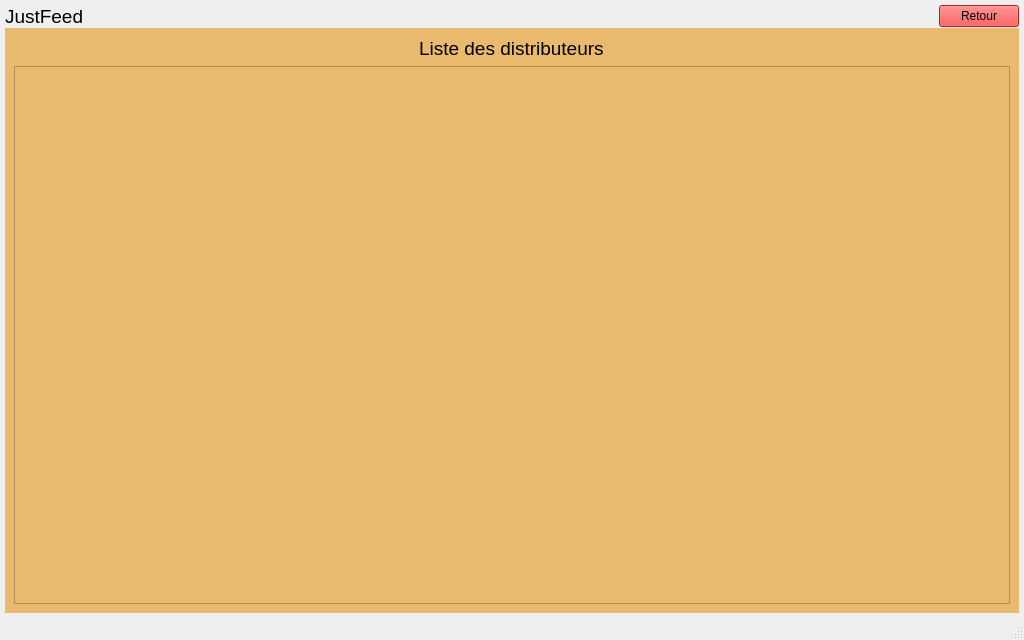
btssn-lasalle-84/just-feed-2022, file just-feed/ihmjustfeed.ui: the form before one commit.
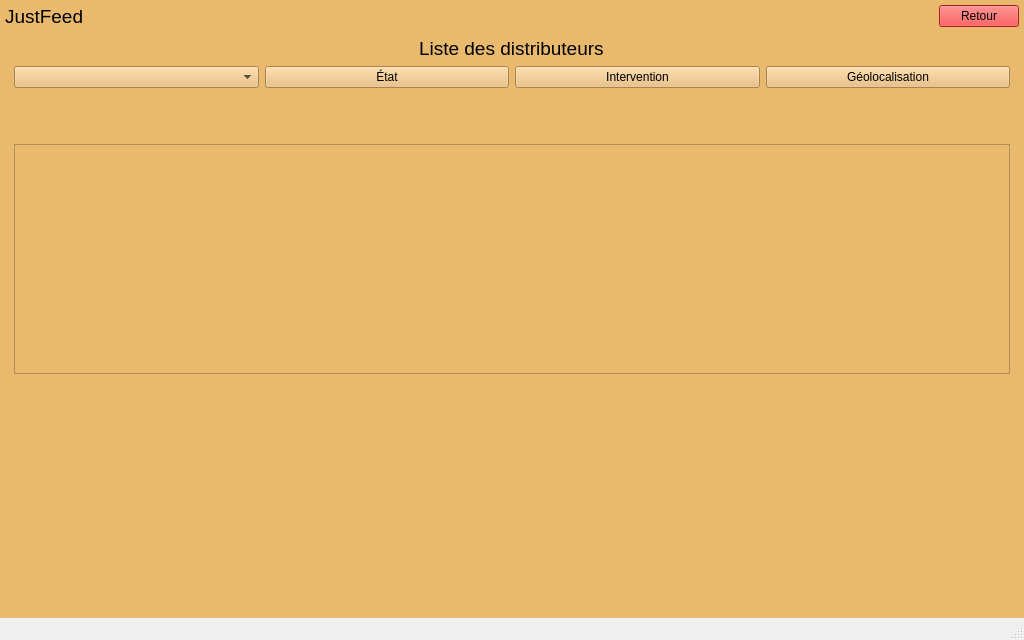
The form after the commit.

Commit message: JFEED22-10 Ajoute l'affichage de la liste des distributeurs

The edit to the form file:
```diff
--- a/just-feed/ihmjustfeed.ui
+++ b/just-feed/ihmjustfeed.ui
@@ -14,6 +14,9 @@
    <string>JustFeed 2022</string>
   </property>
   <widget class="QWidget" name="centralwidget">
+   <property name="styleSheet">
+    <string notr="true">background-color: rgb(233, 185, 110);</string>
+   </property>
    <layout class="QVBoxLayout" name="verticalLayout">
     <property name="spacing">
      <number>0</number>
@@ -83,9 +86,9 @@
            <colorrole role="Button">
             <brush brushstyle="SolidPattern">
              <color alpha="255">
-              <red>211</red>
-              <green>215</green>
-              <blue>207</blue>
+              <red>239</red>
+              <green>41</green>
+              <blue>41</blue>
              </color>
             </brush>
            </colorrole>
@@ -155,18 +158,18 @@
            <colorrole role="Base">
             <brush brushstyle="SolidPattern">
              <color alpha="255">
-              <red>255</red>
-              <green>255</green>
-              <blue>255</blue>
+              <red>239</red>
+              <green>41</green>
+              <blue>41</blue>
              </color>
             </brush>
            </colorrole>
            <colorrole role="Window">
             <brush brushstyle="SolidPattern">
              <color alpha="255">
-              <red>211</red>
-              <green>215</green>
-              <blue>207</blue>
+              <red>239</red>
+              <green>41</green>
+              <blue>41</blue>
              </color>
             </brush>
            </colorrole>
@@ -229,9 +232,9 @@
            <colorrole role="Button">
             <brush brushstyle="SolidPattern">
              <color alpha="255">
-              <red>211</red>
-              <green>215</green>
-              <blue>207</blue>
+              <red>239</red>
+              <green>41</green>
+              <blue>41</blue>
              </color>
             </brush>
            </colorrole>
@@ -301,18 +304,18 @@
            <colorrole role="Base">
             <brush brushstyle="SolidPattern">
              <color alpha="255">
-              <red>255</red>
-              <green>255</green>
-              <blue>255</blue>
+              <red>239</red>
+              <green>41</green>
+              <blue>41</blue>
              </color>
             </brush>
            </colorrole>
            <colorrole role="Window">
             <brush brushstyle="SolidPattern">
              <color alpha="255">
-              <red>211</red>
-              <green>215</green>
-              <blue>207</blue>
+              <red>239</red>
+              <green>41</green>
+              <blue>41</blue>
              </color>
             </brush>
            </colorrole>
@@ -375,9 +378,9 @@
            <colorrole role="Button">
             <brush brushstyle="SolidPattern">
              <color alpha="255">
-              <red>211</red>
-              <green>215</green>
-              <blue>207</blue>
+              <red>239</red>
+              <green>41</green>
+              <blue>41</blue>
              </color>
             </brush>
            </colorrole>
@@ -447,18 +450,18 @@
            <colorrole role="Base">
             <brush brushstyle="SolidPattern">
              <color alpha="255">
-              <red>211</red>
-              <green>215</green>
-              <blue>207</blue>
+              <red>239</red>
+              <green>41</green>
+              <blue>41</blue>
              </color>
             </brush>
            </colorrole>
            <colorrole role="Window">
             <brush brushstyle="SolidPattern">
              <color alpha="255">
-              <red>211</red>
-              <green>215</green>
-              <blue>207</blue>
+              <red>239</red>
+              <green>41</green>
+              <blue>41</blue>
              </color>
             </brush>
            </colorrole>
@@ -537,9 +540,9 @@
          <colorrole role="Button">
           <brush brushstyle="SolidPattern">
            <color alpha="255">
-            <red>143</red>
-            <green>89</green>
-            <blue>2</blue>
+            <red>233</red>
+            <green>185</green>
+            <blue>110</blue>
            </color>
           </brush>
          </colorrole>
@@ -609,18 +612,18 @@
          <colorrole role="Base">
           <brush brushstyle="SolidPattern">
            <color alpha="255">
-            <red>255</red>
-            <green>255</green>
-            <blue>255</blue>
+            <red>233</red>
+            <green>185</green>
+            <blue>110</blue>
            </color>
           </brush>
          </colorrole>
          <colorrole role="Window">
           <brush brushstyle="SolidPattern">
            <color alpha="255">
-            <red>143</red>
-            <green>89</green>
-            <blue>2</blue>
+            <red>233</red>
+            <green>185</green>
+            <blue>110</blue>
            </color>
           </brush>
          </colorrole>
@@ -683,9 +686,9 @@
          <colorrole role="Button">
           <brush brushstyle="SolidPattern">
            <color alpha="255">
-            <red>143</red>
-            <green>89</green>
-            <blue>2</blue>
+            <red>233</red>
+            <green>185</green>
+            <blue>110</blue>
            </color>
           </brush>
          </colorrole>
@@ -755,18 +758,18 @@
          <colorrole role="Base">
           <brush brushstyle="SolidPattern">
            <color alpha="255">
-            <red>255</red>
-            <green>255</green>
-            <blue>255</blue>
+            <red>233</red>
+            <green>185</green>
+            <blue>110</blue>
            </color>
           </brush>
          </colorrole>
          <colorrole role="Window">
           <brush brushstyle="SolidPattern">
            <color alpha="255">
-            <red>143</red>
-            <green>89</green>
-            <blue>2</blue>
+            <red>233</red>
+            <green>185</green>
+            <blue>110</blue>
            </color>
           </brush>
          </colorrole>
@@ -829,9 +832,9 @@
          <colorrole role="Button">
           <brush brushstyle="SolidPattern">
            <color alpha="255">
-            <red>143</red>
-            <green>89</green>
-            <blue>2</blue>
+            <red>233</red>
+            <green>185</green>
+            <blue>110</blue>
            </color>
           </brush>
          </colorrole>
@@ -901,18 +904,18 @@
          <colorrole role="Base">
           <brush brushstyle="SolidPattern">
            <color alpha="255">
-            <red>143</red>
-            <green>89</green>
-            <blue>2</blue>
+            <red>233</red>
+            <green>185</green>
+            <blue>110</blue>
            </color>
           </brush>
          </colorrole>
          <colorrole role="Window">
           <brush brushstyle="SolidPattern">
            <color alpha="255">
-            <red>143</red>
-            <green>89</green>
-            <blue>2</blue>
+            <red>233</red>
+            <green>185</green>
+            <blue>110</blue>
            </color>
           </brush>
          </colorrole>
@@ -964,8 +967,13 @@
         </disabled>
        </palette>
       </property>
+      <property name="font">
+       <font>
+        <pointsize>11</pointsize>
+       </font>
+      </property>
       <property name="styleSheet">
-       <string notr="true">background-color: rgb(143, 89, 2);</string>
+       <string notr="true">background-color: rgb(233, 185, 110);</string>
       </property>
       <property name="currentIndex">
        <number>0</number>
@@ -987,9 +995,53 @@
           </property>
          </widget>
         </item>
+        <item>
+         <layout class="QHBoxLayout" name="horizontalLayoutTitrePage_1">
+          <property name="bottomMargin">
+           <number>50</number>
+          </property>
+          <item>
+           <widget class="QComboBox" name="comboBoxDistributeurs"/>
+          </item>
+          <item>
+           <widget class="QPushButton" name="pushButtonEtat">
+            <property name="text">
+             <string>État</string>
+            </property>
+           </widget>
+          </item>
+          <item>
+           <widget class="QPushButton" name="pushButtonIntervention">
+            <property name="text">
+             <string>Intervention</string>
+            </property>
+           </widget>
+          </item>
+          <item>
+           <widget class="QPushButton" name="pushButtonGeolocalisation">
+            <property name="text">
+             <string>Géolocalisation</string>
+            </property>
+           </widget>
+          </item>
+         </layout>
+        </item>
         <item>
          <widget class="QTableView" name="tableViewDistributeurs"/>
         </item>
+        <item>
+         <spacer name="verticalSpacer">
+          <property name="orientation">
+           <enum>Qt::Vertical</enum>
+          </property>
+          <property name="sizeHint" stdset="0">
+           <size>
+            <width>20</width>
+            <height>40</height>
+           </size>
+          </property>
+         </spacer>
+        </item>
        </layout>
       </widget>
       <widget class="QWidget" name="pageDistributeur"/>
```
Left out of the diff: 65 changed lines with no effect on the pictures. The commit also changes 3 other files.
